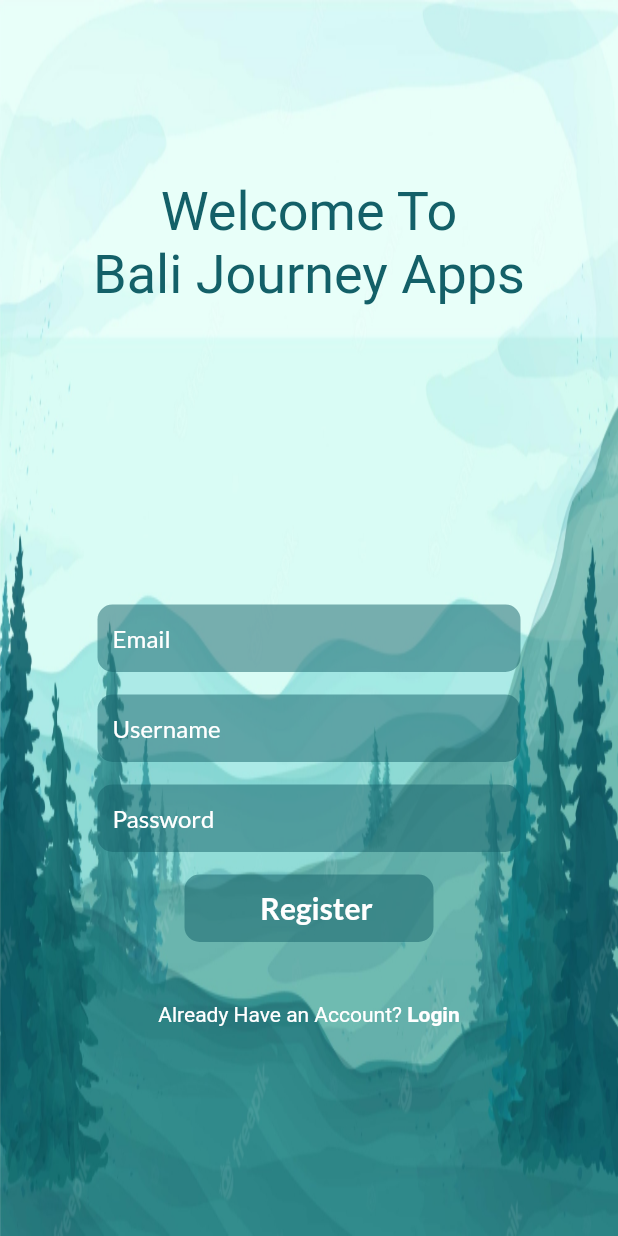
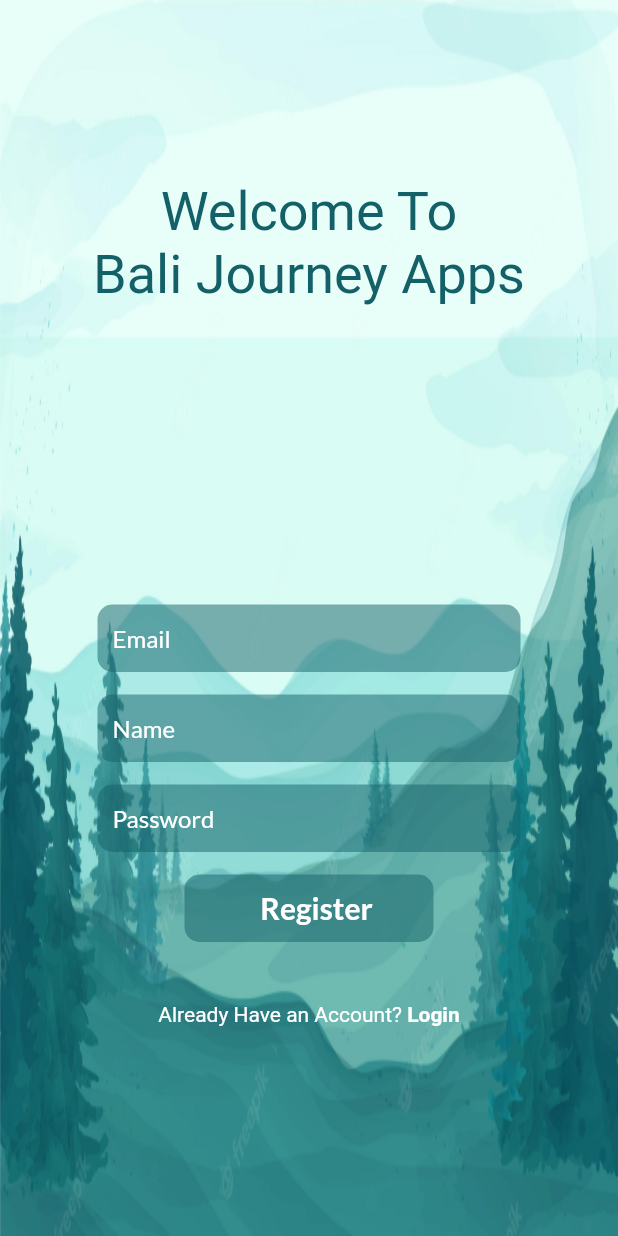
Before and after one commit to jakihanif23/bali-journey-apps, a Flutter app: the RegisterPage screen opened directly, on a phone screen of 412 x 824 dp. Run offline on Flutter 3.47's test engine with Material 2 defaults, Android fonts, the phone set to English and light mode, and no system bars; our stand-ins replace flutter_rating_bar, flutter_svg, google_fonts, shared_preferences; missing offline and left inert: custom_top_navigator, flutter_animated_dialog; accounts and stored records are empty; network calls fail; Roboto replaces fonts that are missing (Salsa).

Commit message:
register function and wishlistdest

```diff
--- a/lib/login_regis/registerpage.dart
+++ b/lib/login_regis/registerpage.dart
@@ -1,6 +1,8 @@
 import 'package:flutter/gestures.dart';
 import 'package:flutter/material.dart';
+import 'package:flutter_animated_dialog/flutter_animated_dialog.dart';
 import 'package:google_fonts/google_fonts.dart';
+import 'package:http/http.dart' as http;
 import 'package:wisata_bali/login_regis/backgound.dart';
 
 class RegisterPage extends StatefulWidget {
@@ -11,15 +13,77 @@ class RegisterPage extends StatefulWidget {
 }
 
 class _RegisterPageState extends State<RegisterPage> {
+  final TextEditingController _emailController = TextEditingController();
+  final TextEditingController _passwordController = TextEditingController();
+  final TextEditingController _nameController = TextEditingController();
+  final String apiUrl = 'http://10.0.2.2:3000/home';
+
+  @override
+  void dispose() {
+    _emailController.dispose();
+    _passwordController.dispose();
+    _nameController.dispose();
+    super.dispose();
+  }
+
+  registerUser(String name, String email, String password) async {
+    var url = Uri.parse('$apiUrl/register');
+    var payload = {'name': name, 'email': email, 'password': password};
+    var response = await http.post(url, body: payload);
+    if (response.statusCode == 201) {
+      showAnimatedDialog(
+        context: context,
+        barrierDismissible: true,
+        animationType: DialogTransitionType.slideFromBottomFade,
+        curve: Curves.ease,
+        builder: (context) {
+          return AlertDialog(
+            title: const Text('Register Successfull'),
+            actions: [
+              TextButton(
+                  onPressed: () {
+                    Navigator.of(context).pop();
+                    Navigator.of(context).pop();
+                  },
+                  child: const Text('OK'))
+            ],
+          );
+        },
+      );
+    } else {
+      showAnimatedDialog(
+        context: context,
+        barrierDismissible: true,
+        animationType: DialogTransitionType.slideFromBottomFade,
+        curve: Curves.ease,
+        builder: (context) {
+          return AlertDialog(
+            title: const Text('Register Failed'),
+            content: const Text('Error Encountered when register'),
+            actions: [
+              TextButton(
+                  onPressed: () {
+                    _emailController.text = '';
+                    _passwordController.text = '';
+                    _nameController.text = '';
+                    Navigator.of(context).pop();
+                  },
+                  child: const Text('OK'))
+            ],
+          );
+        },
+      );
+    }
+  }
+
   @override
   Widget build(BuildContext context) {
     return Scaffold(
-      resizeToAvoidBottomInset: false,
       body: SingleChildScrollView(
         child: Stack(
           children: [
-            AuthBackground(),
-            Container(
+            const AuthBackground(),
+            SizedBox(
                 height: MediaQuery.of(context).size.height,
                 width: MediaQuery.of(context).size.width,
                 child: Column(
@@ -27,41 +91,45 @@ class _RegisterPageState extends State<RegisterPage> {
                   mainAxisAlignment: MainAxisAlignment.spaceBetween,
                   children: [
                     Container(
-                      padding: EdgeInsets.only(top: 120),
+                      padding: const EdgeInsets.only(top: 120),
                       child: Column(
                         children: [
                           Text(
                             'Welcome To',
                             style: GoogleFonts.salsa(
                                 fontSize: 36,
-                                textStyle: TextStyle(color: Color(0xff136068))),
+                                textStyle:
+                                    const TextStyle(color: Color(0xff136068))),
                           ),
                           Text(
                             'Bali Journey Apps',
                             style: GoogleFonts.salsa(
                                 fontSize: 36,
-                                textStyle: TextStyle(color: Color(0xff136068))),
+                                textStyle:
+                                    const TextStyle(color: Color(0xff136068))),
                           )
                         ],
                       ),
                     ),
                     Container(
-                      margin: EdgeInsets.fromLTRB(0, 40, 0, 140),
+                      margin: const EdgeInsets.fromLTRB(0, 40, 0, 140),
                       child: Form(
                         child: Column(
                           children: [
                             Container(
                               alignment: Alignment.centerLeft,
                               height: 45,
-                              margin: EdgeInsets.fromLTRB(65, 0, 65, 0),
+                              margin: const EdgeInsets.fromLTRB(65, 0, 65, 0),
                               decoration: BoxDecoration(
-                                  color: Color(0xff136068).withOpacity(0.5),
+                                  color:
+                                      const Color(0xff136068).withOpacity(0.5),
                                   borderRadius: BorderRadius.circular(10.0)),
                               child: Container(
-                                padding: EdgeInsets.only(left: 10),
+                                padding: const EdgeInsets.only(left: 10),
                                 child: TextField(
-                                  style: TextStyle(color: Colors.white),
-                                  decoration: InputDecoration.collapsed(
+                                  controller: _emailController,
+                                  style: const TextStyle(color: Colors.white),
+                                  decoration: const InputDecoration.collapsed(
                                       hintText: 'Email',
                                       hintStyle:
                                           TextStyle(color: Colors.white)),
@@ -71,16 +139,18 @@ class _RegisterPageState extends State<RegisterPage> {
                             Container(
                               alignment: Alignment.centerLeft,
                               height: 45,
-                              margin: EdgeInsets.fromLTRB(65, 15, 65, 0),
+                              margin: const EdgeInsets.fromLTRB(65, 15, 65, 0),
                               decoration: BoxDecoration(
-                                  color: Color(0xff136068).withOpacity(0.5),
+                                  color:
+                                      const Color(0xff136068).withOpacity(0.5),
                                   borderRadius: BorderRadius.circular(10.0)),
                               child: Container(
-                                padding: EdgeInsets.only(left: 10),
+                                padding: const EdgeInsets.only(left: 10),
                                 child: TextField(
-                                  style: TextStyle(color: Colors.white),
-                                  decoration: InputDecoration.collapsed(
-                                      hintText: 'Username',
+                                  controller: _nameController,
+                                  style: const TextStyle(color: Colors.white),
+                                  decoration: const InputDecoration.collapsed(
+                                      hintText: 'Name',
                                       hintStyle:
                                           TextStyle(color: Colors.white)),
                                 ),
@@ -89,32 +159,42 @@ class _RegisterPageState extends State<RegisterPage> {
                             Container(
                               alignment: Alignment.centerLeft,
                               height: 45,
-                              margin: EdgeInsets.fromLTRB(65, 15, 65, 0),
+                              margin: const EdgeInsets.fromLTRB(65, 15, 65, 0),
                               decoration: BoxDecoration(
-                                  color: Color(0xff136068).withOpacity(0.5),
+                                  color:
+                                      const Color(0xff136068).withOpacity(0.5),
                                   borderRadius: BorderRadius.circular(10.0)),
                               child: Container(
-                                padding: EdgeInsets.only(left: 10),
+                                padding: const EdgeInsets.only(left: 10),
                                 child: TextField(
+                                  controller: _passwordController,
                                   obscureText: true,
-                                  style: TextStyle(color: Colors.white),
-                                  decoration: InputDecoration.collapsed(
+                                  style: const TextStyle(color: Colors.white),
+                                  decoration: const InputDecoration.collapsed(
                                       hintText: 'Password',
                                       hintStyle:
                                           TextStyle(color: Colors.white)),
                                 ),
                               ),
                             ),
-                            Container(
+                            InkWell(
+                              onTap: () {
+                                registerUser(
+                                    _nameController.text,
+                                    _emailController.text,
+                                    _passwordController.text);
+                              },
+                              child: Container(
                                 alignment: Alignment.center,
                                 height: 45,
                                 width: 166,
-                              margin: EdgeInsets.fromLTRB(0, 15, 0, 0),
+                                margin: const EdgeInsets.fromLTRB(0, 15, 0, 0),
                                 decoration: BoxDecoration(
-                                  color: Color(0xff136068).withOpacity(0.5),
+                                    color: const Color(0xff136068)
+                                        .withOpacity(0.5),
                                     borderRadius: BorderRadius.circular(10.0)),
                                 child: Container(
-                                padding: EdgeInsets.only(left: 10),
+                                  padding: const EdgeInsets.only(left: 10),
                                   child: Text(
                                     'Register',
                                     style: GoogleFonts.lato(
@@ -124,19 +204,19 @@ class _RegisterPageState extends State<RegisterPage> {
                                   ),
                                 ),
                               ),
+                            ),
                             Container(
-                              padding: EdgeInsets.only(top: 40),
+                              padding: const EdgeInsets.only(top: 40),
                               child: RichText(
                                 text: TextSpan(
                                     text: 'Already Have an Account? ',
-                                    style: TextStyle(color: Colors.white),
+                                    style: const TextStyle(color: Colors.white),
                                     children: [
                                       TextSpan(
                                           text: 'Login',
-                                          style: TextStyle(
+                                          style: const TextStyle(
                                               color: Colors.white,
-                                              fontWeight: FontWeight.bold
-                                          ),
+                                              fontWeight: FontWeight.bold),
                                           recognizer: TapGestureRecognizer()
                                             ..onTap = () {
                                               Navigator.of(context).pop();
```
Also changed, not shown: lib/apiservices/wishlistapi.dart (added, +17 -0 lines), lib/login_regis/loginpage.dart (+2 -6 lines), lib/models/wishlist_destination_model.dart (+8 -8 lines), lib/pages/wishlistpage.dart (+35 -59 lines). Lines whose indentation alone changed are shown as unchanged.
